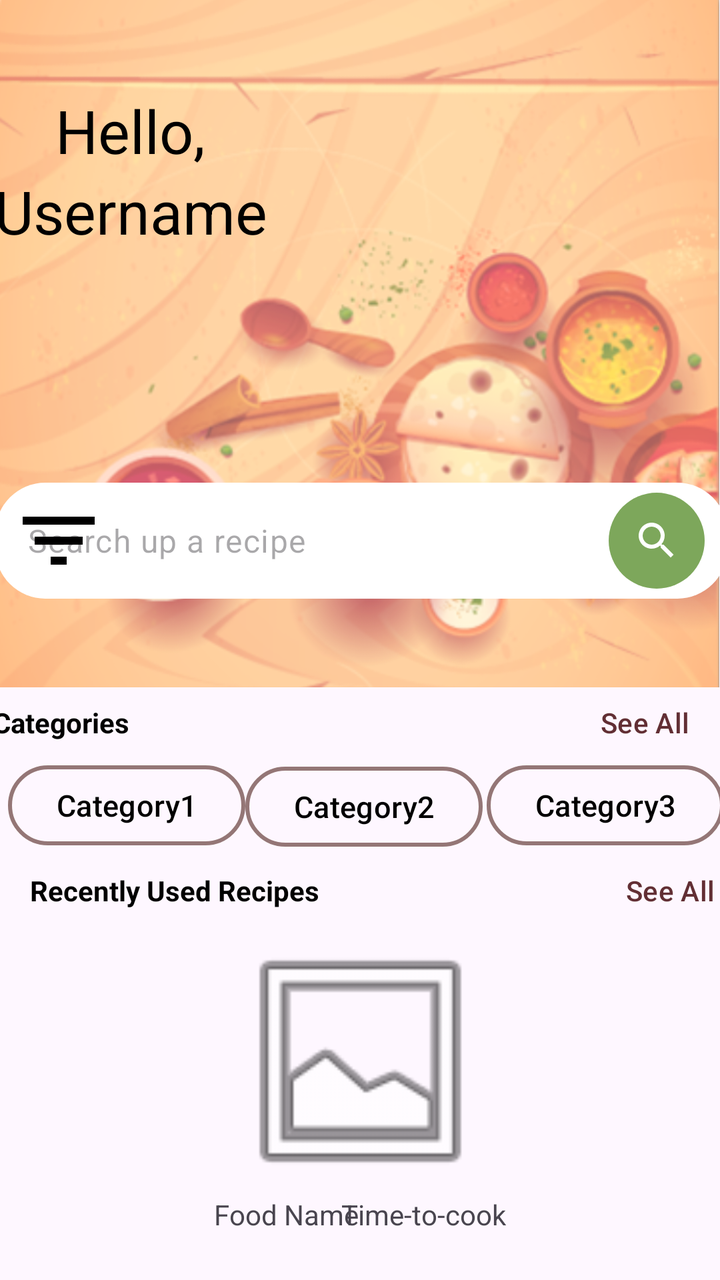
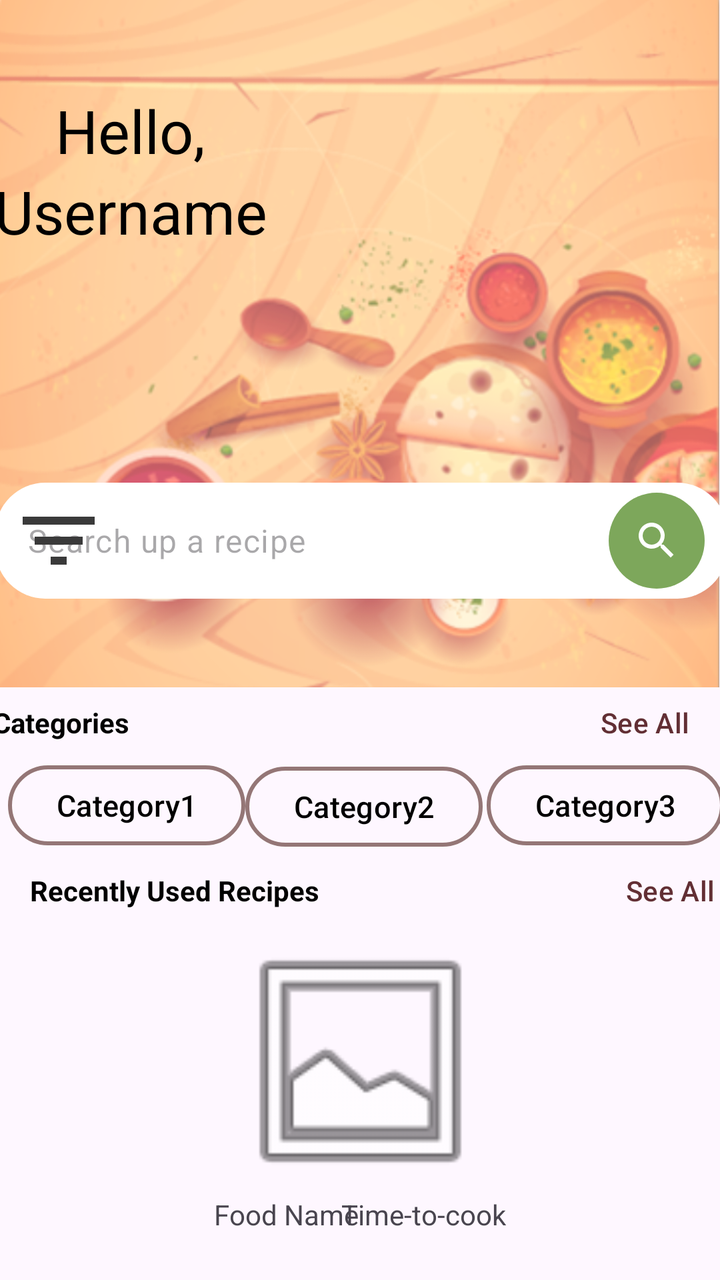

Two renders of the same Android screen: before a commit and after it. Below are the layout's source before the change and the commit's diff.
<!-- AndroidManifest.xml: application theme Theme.MealPlannerApp -->
<!-- res/layout/fragment_home.xml -->
<?xml version="1.0" encoding="utf-8"?>
<androidx.constraintlayout.widget.ConstraintLayout xmlns:android="http://schemas.android.com/apk/res/android"
    xmlns:app="http://schemas.android.com/apk/res-auto"
    xmlns:tools="http://schemas.android.com/tools"
    android:layout_width="match_parent"
    android:layout_height="match_parent"
    tools:context=".HomeFragment">

    <ImageView
        android:id="@+id/imageView_bg_home"
        android:layout_width="match_parent"
        android:layout_height="wrap_content"
        android:adjustViewBounds="true"
        android:scaleType="fitStart"
        android:src="@drawable/bg_"
        app:layout_constraintEnd_toEndOf="parent"
        app:layout_constraintStart_toStartOf="parent"
        app:layout_constraintTop_toTopOf="parent" />

    <TextView
        android:id="@+id/textView_welcome"
        android:layout_width="wrap_content"
        android:layout_height="wrap_content"
        android:layout_marginTop="45dp"
        android:layout_marginEnd="250dp"
        android:paddingStart="20dp"
        android:text="Hello,"
        android:textAlignment="viewStart"
        android:textColor="#000000"
        android:textSize="30sp"
        app:layout_constraintEnd_toEndOf="parent"
        app:layout_constraintStart_toStartOf="parent"
        app:layout_constraintTop_toTopOf="@+id/imageView_bg_home" />

    <TextView
        android:id="@+id/textView_username"
        android:layout_width="wrap_content"
        android:layout_height="wrap_content"
        android:layout_marginEnd="250dp"
        android:paddingStart="20dp"
        android:text="Username"
        android:textAlignment="viewStart"
        android:textColor="#000000"
        android:textSize="30sp"
        app:layout_constraintEnd_toEndOf="parent"
        app:layout_constraintStart_toStartOf="parent"
        app:layout_constraintTop_toBottomOf="@+id/textView_welcome" />

    <EditText
        android:id="@+id/editText_search"
        style="@style/Widget.Material3.TextInputEditText.FilledBox"
        android:layout_width="366dp"
        android:layout_height="58dp"
        android:background="@drawable/rounded_edittext"
        android:ems="10"
        android:hint="Search up a recipe"
        android:inputType="text"
        android:padding="48px"
        android:paddingStart="60dp"
        android:textColor="#000000"
        app:layout_constraintBottom_toBottomOf="@+id/imageView_bg_home"
        app:layout_constraintEnd_toEndOf="parent"
        app:layout_constraintHorizontal_bias="0.481"
        app:layout_constraintStart_toStartOf="parent"
        app:layout_constraintTop_toBottomOf="@+id/textView_username"
        app:layout_constraintVertical_bias="0.723" />

    <ImageButton
        android:id="@+id/imageButton_search"
        android:layout_width="48dp"
        android:layout_height="48dp"
        android:layout_marginStart="240dp"
        android:background="@drawable/green_circle"
        android:contentDescription="Search"
        android:scaleType="centerInside"
        android:src="@drawable/search"
        app:layout_constraintBottom_toBottomOf="@+id/editText_search"
        app:layout_constraintEnd_toEndOf="@+id/editText_search"
        app:layout_constraintStart_toEndOf="@+id/imageButton_filter"
        app:layout_constraintTop_toTopOf="@+id/editText_search" />

    <ImageButton
        android:id="@+id/imageButton_filter"
        android:layout_width="48dp"
        android:layout_height="48dp"
        android:layout_marginStart="8dp"
        android:background="@drawable/filter"
        android:contentDescription="Filter"
        app:layout_constraintBottom_toBottomOf="@+id/editText_search"
        app:layout_constraintStart_toStartOf="@+id/editText_search"
        app:layout_constraintTop_toTopOf="@+id/editText_search" />

    <FrameLayout
        android:id="@+id/fragment_container"
        android:layout_width="match_parent"
        android:layout_height="match_parent"/>



    <TextView
        android:id="@+id/textView_categories"
        android:layout_width="wrap_content"
        android:layout_height="wrap_content"
        android:layout_marginEnd="300dp"
        android:text="Categories"
        android:textColor="#000000"
        android:textStyle="bold"
        app:layout_constraintBottom_toTopOf="@+id/button_category1"
        app:layout_constraintEnd_toEndOf="parent"
        app:layout_constraintStart_toStartOf="parent"
        app:layout_constraintTop_toBottomOf="@+id/imageView_bg_home" />

    <Button
        android:id="@+id/button_seeall_categories"
        style="@style/Widget.Material3.Button.TextButton"
        android:layout_width="wrap_content"
        android:layout_height="wrap_content"
        android:layout_marginStart="220dp"
        android:text="See All"
        android:textColor="@color/darkRed"
        android:textSize="14sp"
        app:layout_constraintBottom_toTopOf="@+id/button_category3"
        app:layout_constraintEnd_toEndOf="parent"
        app:layout_constraintStart_toEndOf="@+id/textView_categories"
        app:layout_constraintTop_toBottomOf="@+id/imageView_bg_home" />

    <com.google.android.material.button.MaterialButton
        android:id="@+id/button_category1"
        android:layout_width="wrap_content"
        android:layout_height="wrap_content"
        android:layout_marginStart="4dp"
        android:layout_marginTop="35dp"
        android:text="Category1"
        android:textColor="@color/black"
        android:textSize="15sp"
        app:backgroundTint="@android:color/transparent"
        app:cornerRadius="30dp"
        app:layout_constraintEnd_toStartOf="@+id/button_category2"
        app:layout_constraintStart_toStartOf="parent"
        app:layout_constraintTop_toBottomOf="@+id/imageView_bg_home"
        app:rippleColor="#33AAAAAA"
        app:strokeColor="@color/dullRed"
        app:strokeWidth="2dp" />

    <com.google.android.material.button.MaterialButton
        android:id="@+id/button_category2"
        android:layout_width="wrap_content"
        android:layout_height="wrap_content"
        android:layout_marginStart="4dp"
        android:layout_marginTop="35dp"
        android:text="Category2"
        android:textColor="@color/black"
        android:textSize="15sp"
        app:backgroundTint="@android:color/transparent"
        app:cornerRadius="30dp"
        app:layout_constraintBottom_toTopOf="@+id/imageView4"
        app:layout_constraintEnd_toEndOf="parent"
        app:layout_constraintStart_toStartOf="parent"
        app:layout_constraintTop_toBottomOf="@+id/imageView_bg_home"
        app:layout_constraintVertical_bias="0.019"
        app:rippleColor="#33AAAAAA"
        app:strokeColor="@color/dullRed"
        app:strokeWidth="2dp" />

    <com.google.android.material.button.MaterialButton
        android:id="@+id/button_category3"
        android:layout_width="wrap_content"
        android:layout_height="wrap_content"
        android:layout_marginStart="4dp"
        android:layout_marginTop="35dp"
        android:text="Category3"
        android:textColor="@color/black"
        android:textSize="15sp"
        app:backgroundTint="@android:color/transparent"
        app:cornerRadius="30dp"
        app:layout_constraintEnd_toEndOf="parent"
        app:layout_constraintStart_toEndOf="@+id/button_category2"
        app:layout_constraintTop_toBottomOf="@+id/imageView_bg_home"
        app:rippleColor="#33AAAAAA"
        app:strokeColor="@color/dullRed"
        app:strokeWidth="2dp" />

    <TextView
        android:id="@+id/textView_recently_used"
        android:layout_width="wrap_content"
        android:layout_height="wrap_content"
        android:layout_marginStart="15dp"
        android:text="Recently Used Recipes"
        android:textColor="#000000"
        android:textStyle="bold"
        app:layout_constraintBottom_toTopOf="@+id/imageView4"
        app:layout_constraintStart_toStartOf="parent"
        app:layout_constraintTop_toBottomOf="@+id/button_category1" />

    <Button
        android:id="@+id/button_seeall_recipes"
        style="@style/Widget.Material3.Button.TextButton"
        android:layout_width="wrap_content"
        android:layout_height="wrap_content"
        android:layout_marginStart="150dp"
        android:text="See All"
        android:textColor="@color/darkRed"
        android:textSize="14sp"
        app:layout_constraintBottom_toTopOf="@+id/imageView4"
        app:layout_constraintEnd_toEndOf="parent"
        app:layout_constraintStart_toEndOf="@+id/textView_recently_used"
        app:layout_constraintTop_toBottomOf="@+id/button_category3" />

    <ImageView
        android:id="@+id/imageView4"
        android:layout_width="197dp"
        android:layout_height="134dp"
        android:layout_marginTop="120dp"
        android:src="@android:drawable/ic_menu_gallery"
        app:layout_constraintEnd_toEndOf="parent"
        app:layout_constraintStart_toStartOf="parent"
        app:layout_constraintTop_toBottomOf="@+id/imageView_bg_home" />

    <TextView
        android:id="@+id/textView_recipe_title"
        android:layout_width="wrap_content"
        android:layout_height="wrap_content"
        android:layout_marginStart="107dp"
        android:text="Food Name"
        app:layout_constraintBottom_toBottomOf="parent"
        app:layout_constraintStart_toStartOf="parent"
        app:layout_constraintTop_toBottomOf="@+id/imageView4"
        app:layout_constraintVertical_bias="0.0" />

    <TextView
        android:id="@+id/textView_time_to_cook"
        android:layout_width="wrap_content"
        android:layout_height="wrap_content"
        android:layout_marginEnd="107dp"
        android:text="Time-to-cook"
        app:layout_constraintBottom_toBottomOf="parent"
        app:layout_constraintEnd_toEndOf="parent"
        app:layout_constraintTop_toBottomOf="@+id/imageView4"
        app:layout_constraintVertical_bias="0.0" />

</androidx.constraintlayout.widget.ConstraintLayout>
<!-- resources referenced by this layout -->
<resources>
  <color name="black">#FF000000</color>
  <color name="darkRed">#622f34</color>
  <color name="dullRed">#947676</color>
  <!-- drawable bg_: png bitmap (drawable, 492366 bytes) -->
  <!-- drawable filter (drawable) -->
  <vector android:height="24dp" android:tint="#000000"
      android:viewportHeight="24" android:viewportWidth="24"
      android:width="24dp" xmlns:android="http://schemas.android.com/apk/res/android">
      <path android:fillColor="@android:color/white" android:pathData="M10,18h4v-2h-4v2zM3,6v2h18L21,6L3,6zM6,13h12v-2L6,11v2z"/>
  </vector>
  <!-- drawable green_circle (drawable) -->
  <?xml version="1.0" encoding="utf-8"?>
  <shape xmlns:android="http://schemas.android.com/apk/res/android" android:shape="oval">
      <solid android:color="@color/green"/>
      <size android:width="56dp" android:height="56dp"/>
  </shape>
  <!-- drawable rounded_edittext (drawable) -->
  <?xml version="1.0" encoding="utf-8"?>
  <shape xmlns:android="http://schemas.android.com/apk/res/android"
      android:shape="rectangle"
      android:padding="10dp">
  
      <solid android:color="#FFFFFF" />
      <corners
          android:bottomRightRadius="25dp"
          android:bottomLeftRadius="25dp"
          android:topLeftRadius="25dp"
          android:topRightRadius="25dp" />
  </shape>
  <!-- drawable search (drawable) -->
  <vector android:height="24dp" android:tint="#FFFFFF"
      android:viewportHeight="24" android:viewportWidth="24"
      android:width="24dp" xmlns:android="http://schemas.android.com/apk/res/android">
      <path android:fillColor="@android:color/white" android:pathData="M15.5,14h-0.79l-0.28,-0.27C15.41,12.59 16,11.11 16,9.5 16,5.91 13.09,3 9.5,3S3,5.91 3,9.5 5.91,16 9.5,16c1.61,0 3.09,-0.59 4.23,-1.57l0.27,0.28v0.79l5,4.99L20.49,19l-4.99,-5zM9.5,14C7.01,14 5,11.99 5,9.5S7.01,5 9.5,5 14,7.01 14,9.5 11.99,14 9.5,14z"/>
  </vector>
  <style name="Theme.MealPlannerApp" parent="Base.Theme.MealPlannerApp" />
  <color name="green">#7da75b</color>
  <style name="Base.Theme.MealPlannerApp" parent="Theme.Material3.DayNight.NoActionBar">
          
          <item name="colorPrimary">@color/orange</item>
          <item name="colorPrimaryVariant">@color/darkRed</item>
          <item name="colorAccent">@color/reddishOrange</item>
          <item name="android:statusBarColor">@color/reddishOrange</item>
          <item name="android:navigationBarColor">@color/orange</item>
      </style>
  <color name="orange">#feaf66</color>
  <color name="reddishOrange">#e06456</color>
</resources>

<!-- the commit's change to res/layout/fragment_home.xml (unified diff, before → after) -->
@@ -85,6 +85,7 @@
         android:layout_height="48dp"
         android:layout_marginStart="8dp"
         android:background="@drawable/filter"
+        android:backgroundTint="#3A3A3A"
         android:contentDescription="Filter"
         app:layout_constraintBottom_toBottomOf="@+id/editText_search"
         app:layout_constraintStart_toStartOf="@+id/editText_search"
